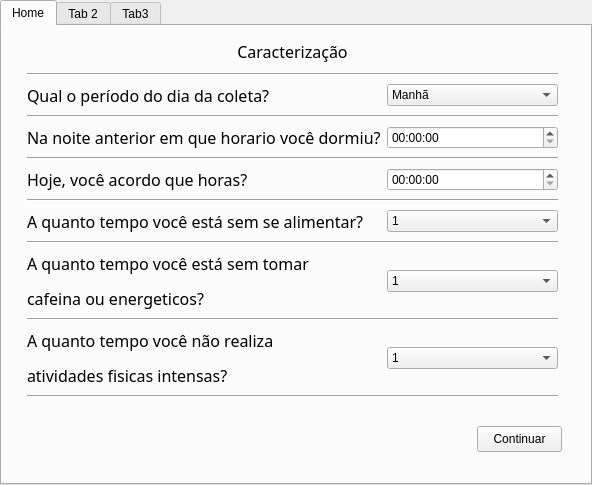
Before: the Qt Designer form ProjectoHiago/Guide/hometab.ui in DiegoPaezA/pythonCompu, drawn with Qt 5.
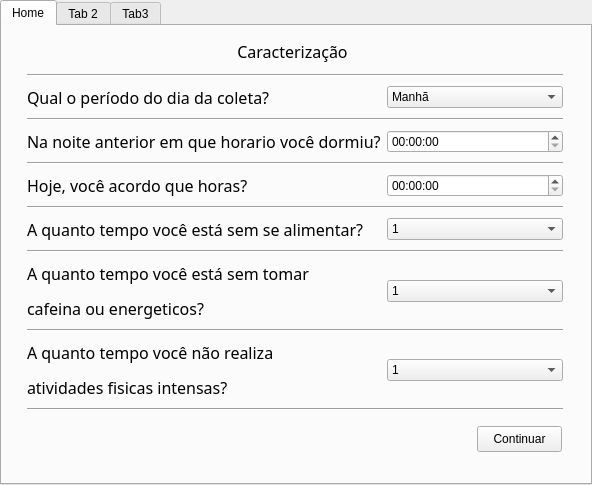
After: the same form once the commit is applied. The open tabs and pages were chosen to show the change.

Diff of the .ui file:
```diff
--- a/ProjectoHiago/Guide/hometab.ui
+++ b/ProjectoHiago/Guide/hometab.ui
@@ -68,8 +68,8 @@
      <rect>
       <x>25</x>
       <y>45</y>
-      <width>531</width>
-      <height>342</height>
+      <width>536</width>
+      <height>343</height>
      </rect>
     </property>
     <layout class="QGridLayout" name="gridLayout">
```
